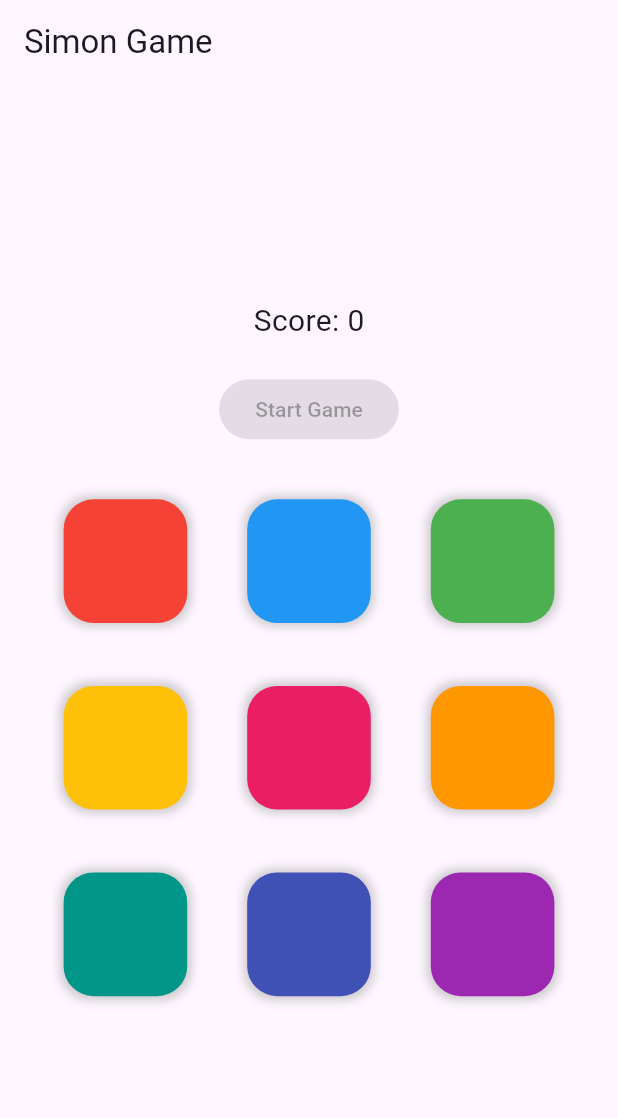
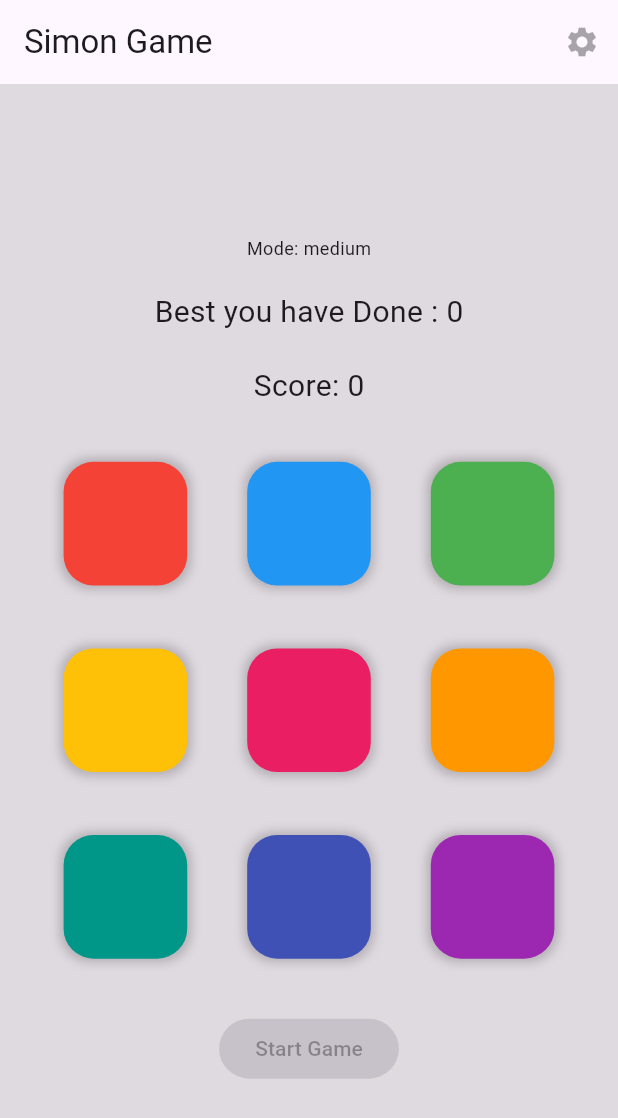
Before and after one commit to visualhub/simon_game_app, a Flutter app: the screen it shows after launch, after a tap on "Start Game", on a phone screen of 412 x 824 dp. Shown: the top 1118 px of the screen. Run offline on Flutter 3.47's test engine with Material 3 defaults, Android fonts, the phone set to English and light mode, and no system bars; our stand-ins replace get.

Commit message:
Feat-add Difficulty mode

```diff
--- a/lib/simon_game_controller.dart
+++ b/lib/simon_game_controller.dart
@@ -8,6 +8,7 @@ class SimonGameController extends GetxController {
   final isPlaying = false.obs;
   final sequenceColor = ''.obs;
   final isColorPressEnabled = false.obs;
+  DifficultyMode difficultyMode = DifficultyMode.medium;
 
   void startGame() {
     sequence.clear();
@@ -24,7 +25,7 @@ class SimonGameController extends GetxController {
       'red',
       'blue',
       'green',
-      'yellow',
+      'amber',
       'pink',
       'orange',
       'purple',
@@ -36,17 +37,43 @@ class SimonGameController extends GetxController {
   }
 
   Future<void> playSequence() async {
+    print(difficultyMode);
     isColorPressEnabled.value = false;
-    await Future.delayed(const Duration(milliseconds: 500));
+    await Future.delayed(
+      Duration(
+        milliseconds: difficultyModeCheck(difficultyMode),
+      ),
+    );
     for (String color in sequence) {
       sequenceColor.value = color;
-      await Future.delayed(const Duration(milliseconds: 500));
+      await Future.delayed(
+        Duration(
+          milliseconds: difficultyModeCheck(difficultyMode),
+        ),
+      );
       sequenceColor.value = "";
-      await Future.delayed(const Duration(milliseconds: 500));
+      await Future.delayed(
+        Duration(
+          milliseconds: difficultyModeCheck(difficultyMode),
+        ),
+      );
       debugPrint('$sequence');
       update();
     }
     isColorPressEnabled.value = true;
+  }
+
+  int difficultyModeCheck(DifficultyMode mode) {
+    return switch (mode) {
+      DifficultyMode.easy => 750,
+      DifficultyMode.hard => 150,
+      _ => 500,
+    };
+  }
+
+  void setDifficultyMode(DifficultyMode mode) {
+    difficultyMode = mode;
+    print(difficultyMode);
   }
 
   void onColorPressed(String color) {
@@ -81,3 +108,9 @@ class SimonGameController extends GetxController {
     );
   }
 }
+
+enum DifficultyMode {
+  easy,
+  medium,
+  hard,
+}
--- a/lib/simon_game_view.dart
+++ b/lib/simon_game_view.dart
@@ -28,43 +28,33 @@ class SimonGame extends GetView<SimonGameController> {
   }
 
   Color _getHighlightedColor(String color) {
-    return color == 'red'
-        ? Colors.redAccent.withOpacity(0.6)
-        : color == 'blue'
-            ? Colors.blueAccent.withOpacity(0.6)
-            : color == 'green'
-                ? Colors.greenAccent.withOpacity(0.6)
-                : color == 'yellow'
-                    ? Colors.amberAccent.withOpacity(0.6)
-                    : color == 'pink'
-                        ? Colors.pinkAccent.withOpacity(0.6)
-                        : color == 'orange'
-                            ? Colors.orangeAccent.withOpacity(0.6)
-                            : color == 'teal'
-                                ? Colors.tealAccent.withOpacity(0.6)
-                                : color == 'indigo'
-                                    ? Colors.indigoAccent.withOpacity(0.6)
-                                    : Colors.purpleAccent.withOpacity(0.6);
+    return switch (color) {
+      'red' => Colors.redAccent.withOpacity(0.6),
+      'blue' => Colors.blueAccent.withOpacity(0.6),
+      'pink' => Colors.pinkAccent.withOpacity(0.6),
+      'teal' => Colors.tealAccent.withOpacity(0.6),
+      'green' => Colors.greenAccent.withOpacity(0.6),
+      'amber' => Colors.amberAccent.withOpacity(0.6),
+      'indigo' => Colors.indigoAccent.withOpacity(0.6),
+      'purple' => Colors.purpleAccent.withOpacity(0.6),
+      'orange' => Colors.orangeAccent.withOpacity(0.6),
+      _ => Colors.white.withOpacity(0.6),
+    };
   }
 
   Color _getDefaultColor(String color) {
-    return color == 'red'
-        ? Colors.red
-        : color == 'blue'
-            ? Colors.blue
-            : color == 'green'
-                ? Colors.green
-                : color == 'yellow'
-                    ? Colors.amber
-                    : color == 'pink'
-                        ? Colors.pink
-                        : color == 'orange'
-                            ? Colors.orange
-                            : color == 'teal'
-                                ? Colors.teal
-                                : color == 'indigo'
-                                    ? Colors.indigo
-                                    : Colors.purple;
+    return switch (color) {
+      'red' => Colors.red,
+      'blue' => Colors.blue,
+      'pink' => Colors.pink,
+      'teal' => Colors.teal,
+      'green' => Colors.green,
+      'amber' => Colors.amber,
+      'indigo' => Colors.indigo,
+      'purple' => Colors.purple,
+      'orange' => Colors.orange,
+      _ => Colors.white,
+    };
   }
 
   List<BoxShadow> _getButtonBoxShadow(String color) {
@@ -88,24 +78,39 @@ class SimonGame extends GetView<SimonGameController> {
     return Scaffold(
       appBar: AppBar(
         title: const Text('Simon Game'),
+        actions: [
+          Obx(
+            () => IconButton(
+              onPressed: !controller.isPlaying.value
+                  ? () {
+                      _bottomSheet(context);
+                    }
+                  : null,
+              icon: const Icon(Icons.settings),
             ),
-      body: Center(
-        child: Column(
+          )
+        ],
+      ),
+      body: Container(
+        alignment: Alignment.center,
+        color: Colors.black12,
+        child: Obx(
+          () => Column(
             mainAxisAlignment: MainAxisAlignment.center,
             children: [
-            Obx(
-              () => Text(
+              Text(
+                'Mode: ${controller.difficultyMode.name}',
+                style: const TextStyle(fontSize: 12),
+              ),
+              const SizedBox(height: 20),
+              Text(
+                'Best you have Done : ${controller.score}',
+                style: const TextStyle(fontSize: 20),
+              ),
+              const SizedBox(height: 20),
+              Text(
                 'Score: ${controller.score}',
                 style: const TextStyle(fontSize: 20),
-              ),
-            ),
-            const SizedBox(height: 20),
-            Obx(
-              () => ElevatedButton(
-                onPressed:
-                    controller.isPlaying.value ? null : controller.startGame,
-                child: const Text('Start Game'),
-              ),
               ),
               const SizedBox(height: 20),
               Row(
@@ -120,7 +125,7 @@ class SimonGame extends GetView<SimonGameController> {
               Row(
                 mainAxisAlignment: MainAxisAlignment.center,
                 children: [
-                buildColorButton('yellow'),
+                  buildColorButton('amber'),
                   buildColorButton('pink'),
                   buildColorButton('orange'),
                 ],
@@ -134,7 +139,89 @@ class SimonGame extends GetView<SimonGameController> {
                   buildColorButton('purple'),
                 ],
               ),
+              const SizedBox(height: 20),
+              Obx(
+                () => ElevatedButton(
+                  onPressed:
+                      controller.isPlaying.value ? null : controller.startGame,
+                  child: const Text('Start Game'),
+                ),
+              ),
             ],
+          ),
+        ),
+      ),
+    );
+  }
+
+  Future<dynamic> _bottomSheet(BuildContext context) {
+    return showModalBottomSheet(
+      context: context,
+      builder: (BuildContext context) {
+        return Container(
+          decoration: const BoxDecoration(
+            borderRadius: BorderRadius.only(
+              topLeft: Radius.circular(20),
+              topRight: Radius.circular(20),
+            ),
+            color: Colors.white,
+          ),
+          alignment: Alignment.center,
+          padding: const EdgeInsets.all(20),
+          height: Get.height * 0.4,
+          width: Get.width,
+          child: Column(
+            children: [
+              const Text(
+                'Difficulty Levels',
+                style: TextStyle(
+                  fontSize: 20,
+                  fontWeight: FontWeight.bold,
+                ),
+              ),
+              const SizedBox(
+                height: 20,
+              ),
+              _customButton(
+                buttonText: 'Easy',
+                onPressed: () {
+                  controller.setDifficultyMode(DifficultyMode.easy);
+                },
+              ),
+              const Divider(),
+              _customButton(
+                buttonText: 'Medium',
+                onPressed: () {
+                  controller.setDifficultyMode(DifficultyMode.medium);
+                },
+              ),
+              const Divider(),
+              _customButton(
+                buttonText: 'Hard',
+                onPressed: () {
+                  controller.setDifficultyMode(DifficultyMode.hard);
+                },
+              ),
+            ],
+          ),
+        );
+      },
+    );
+  }
+
+  CupertinoButton _customButton({
+    required String buttonText,
+    required VoidCallback onPressed,
+  }) {
+    return CupertinoButton(
+      color: Colors.black.withOpacity(0.1),
+      onPressed: onPressed,
+      child: Container(
+        alignment: Alignment.center,
+        width: Get.width,
+        child: Text(
+          buttonText,
+          style: const TextStyle(color: Colors.black),
         ),
       ),
     );
```
Lines whose indentation alone changed are shown as unchanged.
